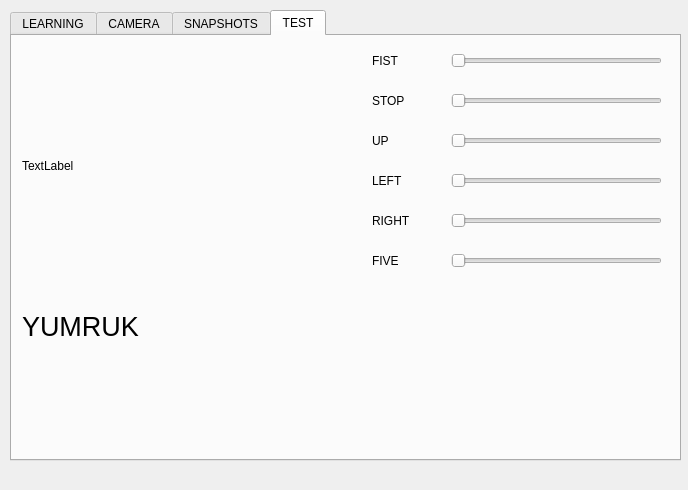
Qt form mainwindow.ui (ahmetcihan/hand_recognition) before a commit.
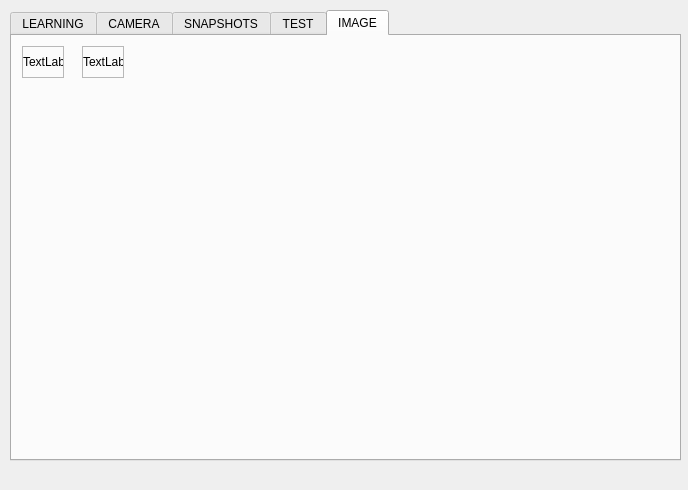
The same form after that commit.

Commit message: small image save bug is fixed

Patch:
```diff
--- a/mainwindow.ui
+++ b/mainwindow.ui
@@ -24,7 +24,7 @@
      </rect>
     </property>
     <property name="currentIndex">
-     <number>3</number>
+     <number>4</number>
     </property>
     <widget class="QWidget" name="tab">
      <attribute name="title">
@@ -1009,6 +1009,69 @@
       </property>
      </widget>
     </widget>
+    <widget class="QWidget" name="tab_5">
+     <attribute name="title">
+      <string>IMAGE</string>
+     </attribute>
+     <widget class="QFrame" name="frame_4">
+      <property name="geometry">
+       <rect>
+        <x>10</x>
+        <y>10</y>
+        <width>42</width>
+        <height>32</height>
+       </rect>
+      </property>
+      <property name="frameShape">
+       <enum>QFrame::StyledPanel</enum>
+      </property>
+      <property name="frameShadow">
+       <enum>QFrame::Raised</enum>
+      </property>
+      <widget class="QLabel" name="label_small_image">
+       <property name="geometry">
+        <rect>
+         <x>1</x>
+         <y>1</y>
+         <width>40</width>
+         <height>30</height>
+        </rect>
+       </property>
+       <property name="text">
+        <string>TextLabel</string>
+       </property>
+      </widget>
+     </widget>
+     <widget class="QFrame" name="frame_5">
+      <property name="geometry">
+       <rect>
+        <x>70</x>
+        <y>10</y>
+        <width>42</width>
+        <height>32</height>
+       </rect>
+      </property>
+      <property name="frameShape">
+       <enum>QFrame::StyledPanel</enum>
+      </property>
+      <property name="frameShadow">
+       <enum>QFrame::Raised</enum>
+      </property>
+      <widget class="QLabel" name="label_small_image_manipulated">
+       <property name="geometry">
+        <rect>
+         <x>1</x>
+         <y>1</y>
+         <width>40</width>
+         <height>30</height>
+        </rect>
+       </property>
+       <property name="text">
+        <string>TextLabel</string>
+       </property>
+      </widget>
+     </widget>
+    </widget>
    </widget>
   </widget>
   <widget class="QMenuBar" name="menuBar">
```
The commit also changes 4 other files.
